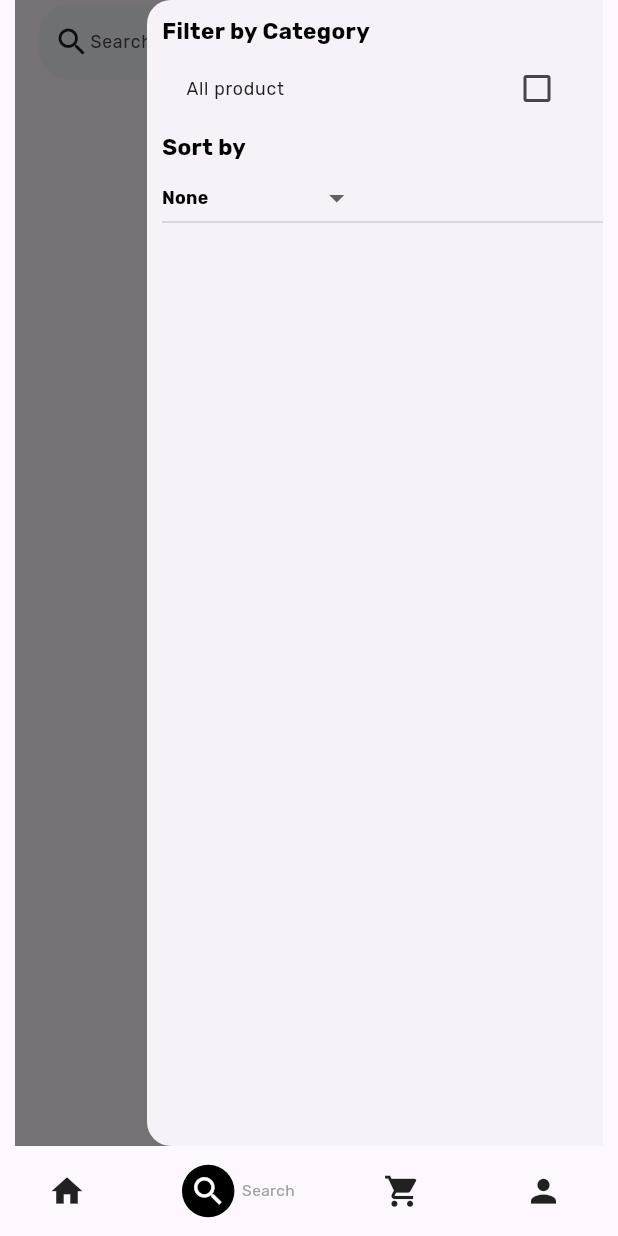
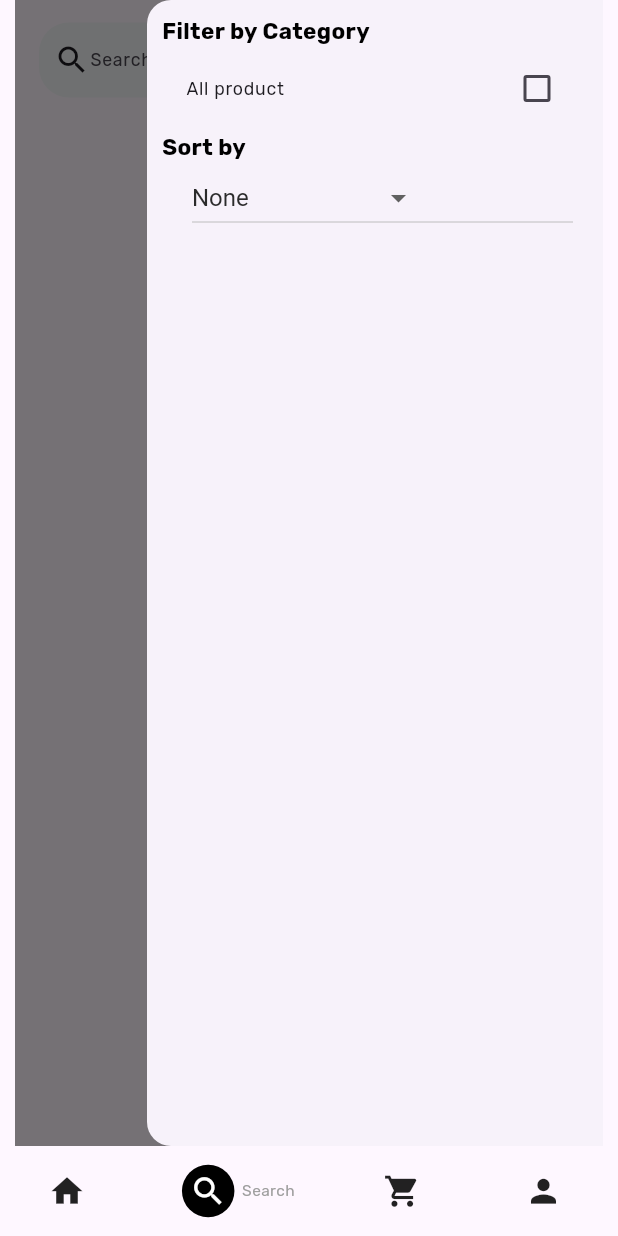
Before and after one commit to Kawaiibuta/Precious, a Flutter app: the screen it shows after launch, item 2 of the bottom bar chosen, with the side drawer open, on a phone screen of 412 x 824 dp. Run offline on Flutter 3.47's test engine with Material 3 defaults, Android fonts, the phone set to English and light mode, and no system bars; our stand-ins replace cached_network_image, carousel_slider, dio, firebase_auth, firebase_core, fluttertoast and 7 more; missing offline and left inert: customizable_counter, easy_image_viewer; accounts and stored records are empty; generated files the repository leaves out were written again; network calls fail.

Commit message:
fix: error in search page

```diff
--- a/lib/views/search_page.dart
+++ b/lib/views/search_page.dart
@@ -1,6 +1,4 @@
-import 'package:flutter/foundation.dart';
 import 'package:flutter/material.dart';
-import 'package:flutter/widgets.dart';
 import 'package:precious/data_sources/product/product.dart';
 import 'package:precious/data_sources/product_category/product_category.dart';
 import 'package:precious/presenters/category_presenter.dart';
@@ -45,13 +43,13 @@ List<Product> filterProductList(List<Product> productList, String searchString,
 }
 
 class SearchPage extends StatefulWidget {
-  const SearchPage({Key? key});
+  const SearchPage({super.key});
 
   @override
-  _SearchPageState createState() => _SearchPageState();
+  SearchPageState createState() => SearchPageState();
 }
 
-class _SearchPageState extends State<SearchPage> {
+class SearchPageState extends State<SearchPage> {
   String searchString = "";
   List<ProductCategory> selectedCategories = [];
   String sortOption = 'none';
@@ -66,7 +64,7 @@ class _SearchPageState extends State<SearchPage> {
 
   final _controller = ScrollController();
 
-  GlobalKey<ScaffoldState> _scaffoldKey = GlobalKey<ScaffoldState>();
+  final GlobalKey<ScaffoldState> _scaffoldKey = GlobalKey<ScaffoldState>();
 
   @override
   void initState() {
@@ -75,7 +73,7 @@ class _SearchPageState extends State<SearchPage> {
     categoryListFuture = categoryPresenter.getAll();
     typeListFuture = typePresenter.getAll();
 
-    WidgetsBinding.instance!.addPostFrameCallback((duration) {
+    WidgetsBinding.instance.addPostFrameCallback((duration) {
       // Setup the listener.
       _controller.addListener(() {
         if (_controller.position.atEdge) {
@@ -100,6 +98,10 @@ class _SearchPageState extends State<SearchPage> {
             });
           },
         ),
+        toolbarHeight: 80, // Add this line to set the height of the AppBar
+        elevation: 0, // Add this line to remove the shadow of the AppBar
+        backgroundColor:
+            Colors.transparent, // Add this line to make the AppBar transparent
       ),
       endDrawer: Drawer(
         child: ListView(
@@ -145,27 +147,30 @@ class _SearchPageState extends State<SearchPage> {
                     fontWeight: FontWeight.bold,
                     color: Colors.black)),
             DropdownButton<String>(
+              padding: const EdgeInsets.only(left: 20, right: 20),
               value: sortOption,
+              style: const TextStyle(
+                  color: Color.fromARGB(255, 43, 43, 43), fontSize: 16),
               items: const [
                 DropdownMenuItem(
+                  value: 'none',
                   child: Text('None'),
-                  value: 'none',
                 ),
                 DropdownMenuItem(
+                  value: 'price-asc',
                   child: Text('Price Low to High'),
-                  value: 'price-asc',
                 ),
                 DropdownMenuItem(
+                  value: 'price-desc',
                   child: Text('Price High to Low'),
-                  value: 'price-desc',
                 ),
                 DropdownMenuItem(
+                  value: 'name-asc',
                   child: Text('Name A-Z'),
-                  value: 'name-asc',
                 ),
                 DropdownMenuItem(
+                  value: 'name-desc',
                   child: Text('Name Z-A'),
-                  value: 'name-desc',
                 ),
               ],
               onChanged: (value) {
@@ -177,10 +182,7 @@ class _SearchPageState extends State<SearchPage> {
           ],
         ),
       ),
-      body: Container(
-        margin: const EdgeInsets.only(top: 10),
-        child: Expanded(
-          child: FutureBuilder(
+      body: FutureBuilder(
         future: productListFuture,
         builder: (context, snapshot) {
           if (!snapshot.hasData || snapshot.data == null) {
@@ -191,15 +193,16 @@ class _SearchPageState extends State<SearchPage> {
             );
           }
           List<Product> productList = snapshot.data!;
+
           return GridView.count(
-                primary: false,
+            padding: const EdgeInsets.only(bottom: 100),
             crossAxisSpacing: 5,
             mainAxisSpacing: 100,
             shrinkWrap: true,
             crossAxisCount: 2,
             children: <Widget>[
-                  ...filterProductList(productList, searchString,
-                          selectedCategories, sortOption)
+              ...filterProductList(
+                      productList, searchString, selectedCategories, sortOption)
                   .map((e) => Padding(
                         padding: const EdgeInsets.only(right: 8.0),
                         child: ProductCard(
@@ -210,8 +213,6 @@ class _SearchPageState extends State<SearchPage> {
           );
         },
       ),
-        ),
-      ),
     );
   }
 }
```
Lines whose indentation alone changed are shown as unchanged.
